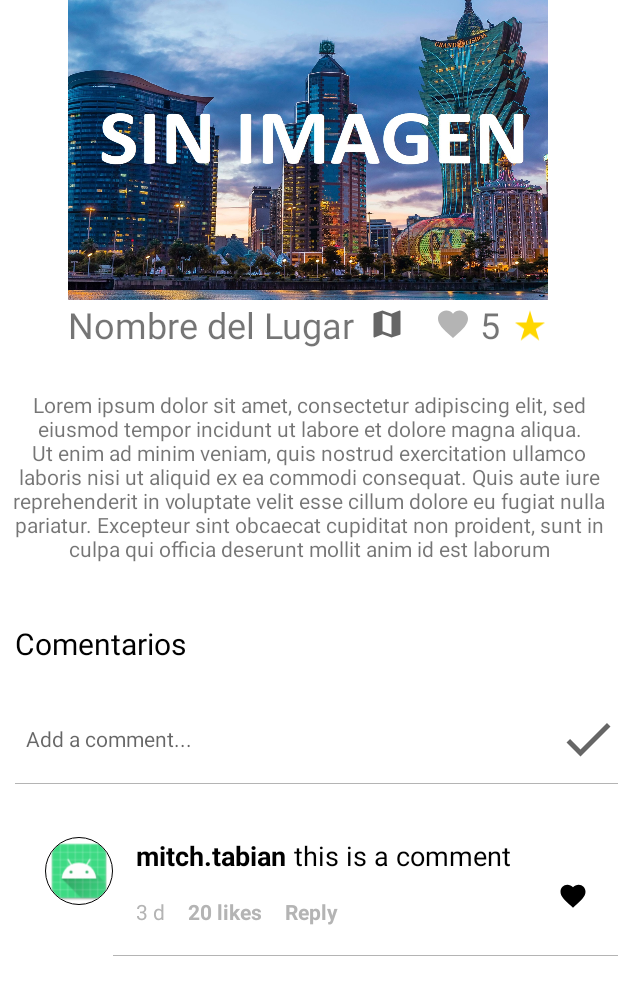
After one commit to GeoDNSO/MadridPlaces, an Android app: the layout place_detail_fragment.xml on its own in the app's theme, with its tools: preview values and no code run, on a phone screen of 412 x 824 dp. The commit adds this screen. Shown: the top 995 px of the screen. Run offline under Robolectric (Android 15) with nearby library versions, the phone set to English and light mode, and no system bars.

Commit message:
Detalles del lugar + listener simple

```diff
--- a/App/app/build.gradle
+++ b/App/app/build.gradle
@@ -39,6 +39,7 @@ dependencies {
     implementation 'androidx.legacy:legacy-support-v4:1.0.0'
     implementation 'com.github.bumptech.glide:glide:4.12.0'
     implementation 'com.facebook.shimmer:shimmer:0.5.0'
+    implementation 'de.hdodenhof:circleimageview:3.1.0'
     testImplementation 'junit:junit:4.+'
     androidTestImplementation 'androidx.test.ext:junit:1.1.2'
     androidTestImplementation 'androidx.test.espresso:espresso-core:3.3.0'
--- /dev/null
+++ b/App/app/src/main/java/com/example/App/ui/comments/CommentsFragment.java
@@ -0,0 +1,38 @@
+package com.example.App.ui.comments;
+
+import androidx.lifecycle.ViewModelProvider;
+
+import android.os.Bundle;
+
+import androidx.annotation.NonNull;
+import androidx.annotation.Nullable;
+import androidx.fragment.app.Fragment;
+
+import android.view.LayoutInflater;
+import android.view.View;
+import android.view.ViewGroup;
+
+import com.example.App.R;
+
+public class CommentsFragment extends Fragment {
+
+    private CommentsViewModel mViewModel;
+
+    public static CommentsFragment newInstance() {
+        return new CommentsFragment();
+    }
+
+    @Override
+    public View onCreateView(@NonNull LayoutInflater inflater, @Nullable ViewGroup container,
+                             @Nullable Bundle savedInstanceState) {
+        return inflater.inflate(R.layout.comments_fragment, container, false);
+    }
+
+    @Override
+    public void onActivityCreated(@Nullable Bundle savedInstanceState) {
+        super.onActivityCreated(savedInstanceState);
+        mViewModel = new ViewModelProvider(this).get(CommentsViewModel.class);
+        // TODO: Use the ViewModel
+    }
+
+}
--- /dev/null
+++ b/App/app/src/main/java/com/example/App/ui/comments/CommentsViewModel.java
@@ -0,0 +1,7 @@
+package com.example.App.ui.comments;
+
+import androidx.lifecycle.ViewModel;
+
+public class CommentsViewModel extends ViewModel {
+    // TODO: Implement the ViewModel
+}
--- a/App/app/src/main/java/com/example/App/ui/home/HomeFragment.java
+++ b/App/app/src/main/java/com/example/App/ui/home/HomeFragment.java
@@ -22,6 +22,7 @@ import android.view.ViewGroup;
 import android.widget.Button;
 import android.widget.LinearLayout;
 import android.widget.ProgressBar;
+import android.widget.Toast;
 
 import com.example.App.App;
 import com.example.App.R;
@@ -36,7 +37,7 @@ import org.xmlpull.v1.XmlPullParser;
 import java.util.ArrayList;
 import java.util.List;
 
-public class HomeFragment extends Fragment {
+public class HomeFragment extends Fragment implements PlaceListAdapter.OnPlaceListener {
 
     private View root;
     private HomeViewModel mViewModel;
@@ -146,7 +147,7 @@ public class HomeFragment extends Fragment {
     }
 
     private void placeListManagement(){
-        placeListAdapter = new PlaceListAdapter(getActivity(), placeList); //getActivity = MainActivity.this
+        placeListAdapter = new PlaceListAdapter(getActivity(), placeList, this); //getActivity = MainActivity.this
 
         //Set layout
         recyclerView.setLayoutManager(new LinearLayoutManager(getActivity()));//getActivity() en vez de this
@@ -201,7 +202,7 @@ public class HomeFragment extends Fragment {
                 //Añadir lugar a la lista
                 placeList.add(place);
             }
-            placeListAdapter = new PlaceListAdapter(getActivity(), placeList);
+            placeListAdapter = new PlaceListAdapter(getActivity(), placeList, this);
 
             recyclerView.setAdapter(placeListAdapter);
         }else{
@@ -210,4 +211,10 @@ public class HomeFragment extends Fragment {
     }
 
 
+    @Override
+    public void onPlaceClick(int position) {
+        //Enviar datos del objeto con posicion position de la lista al otro fragment
+        Toast.makeText(getActivity(), "Listener del item " + position, Toast.LENGTH_LONG).show();
+        Navigation.findNavController(root).navigate(R.id.placeDetailFragment);
+    }
 }
--- /dev/null
+++ b/App/app/src/main/java/com/example/App/ui/place_details/PlaceDetailFragment.java
@@ -0,0 +1,43 @@
+package com.example.App.ui.place_details;
+
+import androidx.lifecycle.ViewModelProvider;
+
+import android.os.Bundle;
+
+import androidx.annotation.NonNull;
+import androidx.annotation.Nullable;
+import androidx.fragment.app.Fragment;
+
+import android.view.LayoutInflater;
+import android.view.View;
+import android.view.ViewGroup;
+
+import com.example.App.R;
+
+public class PlaceDetailFragment extends Fragment {
+
+
+    private View root;
+
+    private PlaceDetailViewModel mViewModel;
+
+    public static PlaceDetailFragment newInstance() {
+        return new PlaceDetailFragment();
+    }
+
+    @Override
+    public View onCreateView(@NonNull LayoutInflater inflater, @Nullable ViewGroup container,
+                             @Nullable Bundle savedInstanceState) {
+        root = inflater.inflate(R.layout.place_detail_fragment, container, false);
+
+        return root;
+    }
+
+    @Override
+    public void onActivityCreated(@Nullable Bundle savedInstanceState) {
+        super.onActivityCreated(savedInstanceState);
+        mViewModel = new ViewModelProvider(this).get(PlaceDetailViewModel.class);
+        // TODO: Use the ViewModel
+    }
+
+}
--- /dev/null
+++ b/App/app/src/main/java/com/example/App/ui/place_details/PlaceDetailViewModel.java
@@ -0,0 +1,7 @@
+package com.example.App.ui.place_details;
+
+import androidx.lifecycle.ViewModel;
+
+public class PlaceDetailViewModel extends ViewModel {
+    // TODO: Implement the ViewModel
+}
--- a/App/app/src/main/java/com/example/App/ui/places_list/PlaceListAdapter.java
+++ b/App/app/src/main/java/com/example/App/ui/places_list/PlaceListAdapter.java
@@ -24,12 +24,15 @@ import java.util.List;
 
 public class PlaceListAdapter extends RecyclerView.Adapter<PlaceListAdapter.ViewHolder> {
 
-    Activity activity;
-    List<TPlace> placeList;
+    private Activity activity;
+    private List<TPlace> placeList;
 
-    public PlaceListAdapter(Activity activity, List<TPlace> placeList){
+    private OnPlaceListener onPlaceListener;
+
+    public PlaceListAdapter(Activity activity, List<TPlace> placeList, OnPlaceListener onPlaceListener){
         this.activity = activity;
         this.placeList = placeList;
+        this.onPlaceListener = onPlaceListener;
     }
 
     @NonNull
@@ -39,7 +42,7 @@ public class PlaceListAdapter extends RecyclerView.Adapter<PlaceListAdapter.View
         View view = LayoutInflater.from(parent.getContext())
                 .inflate(R.layout.place_list_item_fragment, parent, false);
 
-        return new ViewHolder(view);
+        return new ViewHolder(view, onPlaceListener);
     }
 
     @Override
@@ -89,7 +92,7 @@ public class PlaceListAdapter extends RecyclerView.Adapter<PlaceListAdapter.View
     }
 
     //Clase correspondiente a la representacion de un lugar en la lista --> place_list_item
-    public class ViewHolder extends RecyclerView.ViewHolder {
+    public class ViewHolder extends RecyclerView.ViewHolder implements View.OnClickListener{
 
         ImageView placeImage;
         TextView tvPlaceName;
@@ -97,7 +100,9 @@ public class PlaceListAdapter extends RecyclerView.Adapter<PlaceListAdapter.View
         TextView tvRatingValue;
         ImageView starImage;
 
-        public ViewHolder(@NonNull View itemView) {
+        private OnPlaceListener onPlaceListener;
+
+        public ViewHolder(@NonNull View itemView, OnPlaceListener onPlaceListener){
             super(itemView);
 
             placeImage = itemView.findViewById(R.id.placePicture);
@@ -105,8 +110,19 @@ public class PlaceListAdapter extends RecyclerView.Adapter<PlaceListAdapter.View
             favImage = itemView.findViewById(R.id.favImage);
             tvRatingValue = itemView.findViewById(R.id.tvPlaceRating);
             starImage = itemView.findViewById(R.id.placeStarImage);
+
+            this.onPlaceListener = onPlaceListener;
+            itemView.setOnClickListener(this);
+        }
+
+        @Override
+        public void onClick(View v) {
+            onPlaceListener.onPlaceClick(getAdapterPosition());
         }
     }
 
+    public interface OnPlaceListener{
+        void onPlaceClick(int position);
+    }
 
 }
--- a/App/app/src/main/java/com/example/App/ui/places_list/PlacesList.java
+++ b/App/app/src/main/java/com/example/App/ui/places_list/PlacesList.java
@@ -8,6 +8,7 @@ import android.os.Bundle;
 import androidx.annotation.NonNull;
 import androidx.annotation.Nullable;
 import androidx.fragment.app.Fragment;
+import androidx.navigation.Navigation;
 import androidx.recyclerview.widget.LinearLayoutManager;
 import androidx.recyclerview.widget.RecyclerView;
 
@@ -15,6 +16,7 @@ import android.view.LayoutInflater;
 import android.view.View;
 import android.view.ViewGroup;
 import android.widget.ProgressBar;
+import android.widget.Toast;
 
 import com.example.App.R;
 import com.example.App.models.transfer.TPlace;
@@ -23,7 +25,7 @@ import com.facebook.shimmer.ShimmerFrameLayout;
 import java.util.ArrayList;
 import java.util.List;
 
-public class PlacesList extends Fragment {
+public class PlacesList extends Fragment implements PlaceListAdapter.OnPlaceListener {
 
     private PlacesListViewModel mViewModel;
     private View root;
@@ -57,7 +59,7 @@ public class PlacesList extends Fragment {
     }
 
     private void placeListManagement(){
-        placeListAdapter = new PlaceListAdapter(getActivity(), placeList); //getActivity = MainActivity.this
+        placeListAdapter = new PlaceListAdapter(getActivity(), placeList, this); //getActivity = MainActivity.this
 
         //Set layout
         recyclerView.setLayoutManager(new LinearLayoutManager(getActivity()));//getActivity() en vez de this
@@ -113,7 +115,7 @@ public class PlacesList extends Fragment {
                 //Añadir lugar a la lista
                 placeList.add(place);
             }
-            placeListAdapter = new PlaceListAdapter(getActivity(), placeList);
+            placeListAdapter = new PlaceListAdapter(getActivity(), placeList, this);
 
             recyclerView.setAdapter(placeListAdapter);
         }else{
@@ -136,4 +138,10 @@ public class PlacesList extends Fragment {
 
     }
 
+    @Override
+    public void onPlaceClick(int position) {
+        //Enviar datos del objeto con posicion position de la lista al otro fragment
+        Toast.makeText(getActivity(), "Listener del item " + position, Toast.LENGTH_LONG).show();
+        Navigation.findNavController(root).navigate(R.id.placeDetailFragment);
+    }
 }
--- /dev/null
+++ b/App/app/src/main/res/drawable/grey_border_bottom.xml
@@ -0,0 +1,19 @@
+<?xml version="1.0" encoding="utf-8"?>
+<layer-list xmlns:android="http://schemas.android.com/apk/res/android">
+
+    <item>
+        <shape
+            android:shape="rectangle">
+            <solid android:color="@color/grey"/>
+        </shape>
+    </item>
+
+    <item
+        android:bottom="1dp">
+        <shape android:shape="rectangle">
+            <solid android:color="@color/white"/>
+        </shape>
+
+    </item>
+
+</layer-list>
--- /dev/null
+++ b/App/app/src/main/res/drawable/ic_baseline_check_24.xml
@@ -0,0 +1,10 @@
+<vector xmlns:android="http://schemas.android.com/apk/res/android"
+    android:width="24dp"
+    android:height="24dp"
+    android:viewportWidth="24"
+    android:viewportHeight="24"
+    android:tint="?attr/colorControlNormal">
+  <path
+      android:fillColor="@android:color/white"
+      android:pathData="M9,16.17L4.83,12l-1.42,1.41L9,19 21,7l-1.41,-1.41z"/>
+</vector>
--- /dev/null
+++ b/App/app/src/main/res/drawable/ic_baseline_map_24.xml
@@ -0,0 +1,10 @@
+<vector xmlns:android="http://schemas.android.com/apk/res/android"
+    android:width="24dp"
+    android:height="24dp"
+    android:viewportWidth="24"
+    android:viewportHeight="24"
+    android:tint="?attr/colorControlNormal">
+  <path
+      android:fillColor="@android:color/white"
+      android:pathData="M20.5,3l-0.16,0.03L15,5.1 9,3 3.36,4.9c-0.21,0.07 -0.36,0.25 -0.36,0.48V20.5c0,0.28 0.22,0.5 0.5,0.5l0.16,-0.03L9,18.9l6,2.1 5.64,-1.9c0.21,-0.07 0.36,-0.25 0.36,-0.48V3.5c0,-0.28 -0.22,-0.5 -0.5,-0.5zM15,19l-6,-2.11V5l6,2.11V19z"/>
+</vector>
--- /dev/null
+++ b/App/app/src/main/res/layout/comment_item_fragment.xml
@@ -0,0 +1,108 @@
+<?xml version="1.0" encoding="utf-8"?>
+<RelativeLayout xmlns:android="http://schemas.android.com/apk/res/android"
+    xmlns:app="http://schemas.android.com/apk/res-auto"
+    android:layout_width="match_parent"
+    android:layout_height="match_parent">
+
+
+    <de.hdodenhof.circleimageview.CircleImageView
+        android:id="@+id/comment_profile_image"
+        app:civ_border_color="@color/black"
+        app:civ_border_width="0.5dp"
+        android:layout_width="45dp"
+        android:layout_height="45dp"
+        android:layout_marginStart="20dp"
+        android:layout_marginTop="15dp"
+        android:src="@drawable/ic_launcher_img" />
+
+    <RelativeLayout
+        android:layout_width="match_parent"
+        android:layout_height="wrap_content"
+        android:id="@+id/relLayout1"
+        android:layout_toEndOf="@+id/comment_profile_image"
+        android:layout_marginTop="15dp"
+        android:background="@drawable/grey_border_bottom">
+
+        <RelativeLayout
+            android:layout_width="match_parent"
+            android:layout_height="wrap_content"
+            android:layout_marginEnd="60dp"
+            android:layout_marginBottom="20dp">
+
+
+            <TextView
+                android:layout_width="wrap_content"
+                android:layout_height="wrap_content"
+                android:text="mitch.tabian"
+                android:id="@+id/comment_username"
+                android:layout_marginLeft="15dp"
+                android:textColor="@color/black"
+                android:textSize="18sp"
+                android:textStyle="bold"/>
+
+            <TextView
+                android:layout_width="wrap_content"
+                android:layout_height="wrap_content"
+                android:text="this is a comment"
+                android:layout_marginLeft="5dp"
+                android:textColor="@color/black"
+                android:textSize="18sp"
+                android:layout_toRightOf="@+id/comment_username"
+                android:id="@+id/comment"/>
+
+
+            <TextView
+                android:layout_width="wrap_content"
+                android:layout_height="wrap_content"
+                android:text="3 d"
+                android:textColor="@color/grey"
+                android:textSize="14sp"
+                android:id="@+id/comment_time_posted"
+                android:layout_marginTop="15dp"
+                android:layout_marginLeft="15dp"
+                android:layout_below="@+id/comment"/>
+
+            <TextView
+                android:layout_width="wrap_content"
+                android:layout_height="wrap_content"
+                android:text="20 likes"
+                android:textStyle="bold"
+                android:textColor="@color/grey"
+                android:textSize="14sp"
+                android:id="@+id/comment_likes"
+                android:layout_marginTop="15dp"
+                android:layout_marginLeft="15dp"
+                android:layout_below="@+id/comment"
+                android:layout_toRightOf="@+id/comment_time_posted"/>
+
+            <TextView
+                android:layout_width="wrap_content"
+                android:layout_height="wrap_content"
+                android:text="Reply"
+                android:textStyle="bold"
+                android:textColor="@color/grey"
+                android:textSize="14sp"
+                android:id="@+id/comment_reply"
+                android:layout_marginTop="15dp"
+                android:layout_marginLeft="15dp"
+                android:layout_below="@+id/comment"
+                android:layout_toRightOf="@+id/comment_likes"/>
+
+
+        </RelativeLayout>
+
+        <ImageView
+            android:layout_width="20dp"
+            android:layout_height="20dp"
+            android:id="@+id/comment_like"
+            android:layout_alignParentRight="true"
+            android:layout_marginRight="20dp"
+            android:src="@drawable/love_icon_24dp"
+            android:layout_centerVertical="true"
+            android:contentDescription="TODO" />
+
+
+    </RelativeLayout>
+
+
+</RelativeLayout>
--- /dev/null
+++ b/App/app/src/main/res/layout/comments_fragment.xml
@@ -0,0 +1,57 @@
+<?xml version="1.0" encoding="utf-8"?>
+<RelativeLayout xmlns:android="http://schemas.android.com/apk/res/android"
+    xmlns:tools="http://schemas.android.com/tools"
+    xmlns:app="http://schemas.android.com/apk/res-auto"
+    android:layout_width="match_parent"
+    android:layout_height="match_parent"
+    tools:context=".ui.comments.CommentsFragment">
+
+    <RelativeLayout
+        android:id="@+id/relLayout3"
+        android:layout_width="match_parent"
+        android:layout_height="60dp"
+        android:background="@drawable/grey_border_bottom">
+
+
+        <EditText
+            android:id="@+id/comment"
+            android:layout_width="match_parent"
+            android:layout_height="wrap_content"
+            android:layout_centerVertical="true"
+            android:layout_marginLeft="5dp"
+            android:layout_marginRight="50dp"
+            android:background="@null"
+            android:hint="Add a comment..."
+            android:padding="2dp"
+            android:textSize="14sp" />
+
+        <ImageView
+            android:id="@+id/ivPostComment"
+            android:layout_width="40dp"
+            android:layout_height="40dp"
+            android:layout_alignParentRight="true"
+            android:layout_centerVertical="true"
+            android:src="@drawable/ic_baseline_check_24" />
+
+    </RelativeLayout>
+
+    <LinearLayout
+        android:id="@+id/relLayout"
+        android:layout_width="match_parent"
+        android:layout_height="match_parent"
+        android:layout_below="@+id/relLayout3"
+        android:layout_marginTop="20dp"
+        android:orientation="vertical"
+        android:visibility="visible">
+
+        <include layout="@layout/comment_item_fragment"/>
+        <include layout="@layout/comment_item_fragment"/>
+
+
+
+
+
+    </LinearLayout>
+
+
+</RelativeLayout>
--- /dev/null
+++ b/App/app/src/main/res/layout/place_detail_fragment.xml
@@ -0,0 +1,125 @@
+<?xml version="1.0" encoding="utf-8"?>
+<LinearLayout xmlns:android="http://schemas.android.com/apk/res/android"
+    xmlns:tools="http://schemas.android.com/tools"
+    xmlns:app="http://schemas.android.com/apk/res-auto"
+    android:layout_width="match_parent"
+    android:layout_height="match_parent"
+    android:orientation="vertical"
+    tools:context=".ui.place_details.PlaceDetailFragment">
+
+    <LinearLayout
+        android:layout_width="match_parent"
+        android:layout_height="240dp"
+        android:orientation="vertical">
+
+        <ImageView
+            android:id="@+id/placeDetailsPicture"
+            android:layout_width="320dp"
+            android:layout_height="200dp"
+            android:layout_marginLeft="45dp"
+            android:layout_marginRight="45dp"
+            android:contentDescription="@string/image_default_desc"
+            android:scaleType="fitXY"
+            tools:src="@drawable/imagen_lugar_default" />
+
+        <RelativeLayout
+            android:layout_width="320dp"
+            android:layout_height="41dp"
+            android:layout_marginLeft="45dp"
+            android:layout_marginRight="45dp"
+            android:orientation="horizontal">
+
+            <TextView
+                android:id="@+id/tvPlaceDetailsName"
+                android:layout_width="wrap_content"
+                android:layout_height="wrap_content"
+                android:layout_alignParentStart="true"
+                android:text="@string/place_default_name"
+                android:textSize="24sp"
+                tools:layout_editor_absoluteX="3dp"
+                tools:layout_editor_absoluteY="4dp" />
+
+            <ImageView
+                android:id="@+id/placeDetailsMapIcon"
+                android:src="@drawable/ic_baseline_map_24"
+                android:layout_width="wrap_content"
+                android:layout_height="32dp"
+                android:layout_marginStart="10dp"
+                android:layout_toEndOf="@id/tvPlaceDetailsName"
+                android:contentDescription="@string/love_icon_default_desc"
+                />
+
+            <ImageView
+                android:id="@+id/favDetailsImage"
+                android:layout_width="wrap_content"
+                android:layout_height="32dp"
+                android:layout_marginStart="20dp"
+                android:layout_toEndOf="@id/placeDetailsMapIcon"
+                android:contentDescription="@string/love_icon_default_desc"
+                android:src="@drawable/love_icon_24dp"
+                tools:layout_editor_absoluteX="232dp"
+                tools:layout_editor_absoluteY="4dp"
+                app:tint="@color/grey"
+                />
+
+            <TextView
+                android:id="@+id/tvPlaceDetailsRating"
+                android:layout_width="wrap_content"
+                android:layout_height="wrap_content"
+                android:text="5"
+                android:textSize="24sp"
+                tools:layout_editor_absoluteX="276dp"
+                tools:layout_editor_absoluteY="4dp"
+                android:layout_toStartOf="@id/placeDetailsStarImage"/>
+
+            <ImageView
+                android:id="@+id/placeDetailsStarImage"
+                android:layout_width="wrap_content"
+                android:layout_height="34dp"
+                android:layout_alignParentEnd="true"
+                android:layout_marginStart="8dp"
+                android:contentDescription="@string/star_icon_default_desc"
+                android:src="@drawable/ic_baseline_star_rate_24"
+                app:layout_constraintStart_toEndOf="@+id/tvPlaceDetailsRating"
+                app:tint="@color/start_rating"
+                tools:layout_editor_absoluteY="4dp" />
+
+
+        </RelativeLayout>
+
+    </LinearLayout>
+
+    <TextView
+        android:id="@+id/placeDetailsDescription"
+        android:layout_width="match_parent"
+        android:layout_height="wrap_content"
+        android:layout_marginTop="20dp"
+        android:gravity="center_horizontal"
+        android:text="Lorem ipsum dolor sit amet, consectetur adipiscing elit, sed eiusmod tempor incidunt ut labore et dolore magna aliqua. Ut enim ad minim veniam, quis nostrud exercitation ullamco laboris nisi ut aliquid ex ea commodi consequat. Quis aute iure reprehenderit in voluptate velit esse cillum dolore eu fugiat nulla pariatur. Excepteur sint obcaecat cupiditat non proident, sunt in culpa qui officia deserunt mollit anim id est laborum" />
+
+
+    <TextView
+        android:id="@+id/placeDetailsCommentTitle"
+        android:layout_width="match_parent"
+        android:layout_height="wrap_content"
+        android:layout_marginTop="40dp"
+        android:layout_marginLeft="10dp"
+        android:text="@string/place_details_comment_title"
+        android:textColor="@color/black"
+        android:textSize="20sp" />
+
+    <RelativeLayout
+        android:layout_width="match_parent"
+        android:layout_height="match_parent"
+        android:layout_marginLeft="10dp">
+
+        <include layout="@layout/comments_fragment"
+            android:layout_marginTop="20dp"
+            android:layout_height="wrap_content"
+            android:layout_width="match_parent" />
+
+    </RelativeLayout>
+
+
+
+</LinearLayout>
--- a/App/app/src/main/res/navigation/app_navigation.xml
+++ b/App/app/src/main/res/navigation/app_navigation.xml
@@ -71,4 +71,14 @@
         android:name="com.example.App.ui.profile.ProfileFragment"
         android:label="@string/menu_profile_text"
         tools:layout="@layout/profile_fragment" />
+    <fragment
+        android:id="@+id/placeDetailFragment"
+        android:name="com.example.App.ui.place_details.PlaceDetailFragment"
+        android:label="place_detail_fragment"
+        tools:layout="@layout/place_detail_fragment" />
+    <fragment
+        android:id="@+id/placesList"
+        android:name="com.example.App.ui.places_list.PlacesList"
+        android:label="places_list_fragment"
+        tools:layout="@layout/places_list_fragment" />
 </navigation>
--- a/App/app/src/main/res/values/strings.xml
+++ b/App/app/src/main/res/values/strings.xml
@@ -60,6 +60,7 @@
     <string name="star_icon_default_desc">Imagen de Valoración</string>
     <string name="place_default_desc">Descripción del Lugar</string>
     <string name="place_default_name">Nombre del Lugar</string>
+    <string name="place_details_comment_title">Comentarios</string>
 
 
 
```
